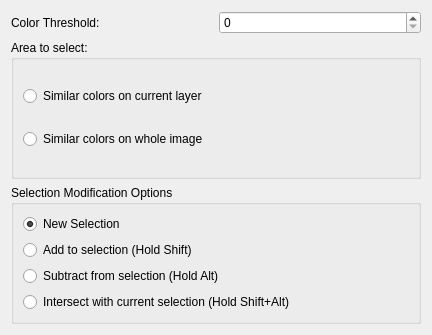
Qt form designer/FeatherSelectOptionsWidgetUi.ui (skitzycat/beedraw) before a commit.
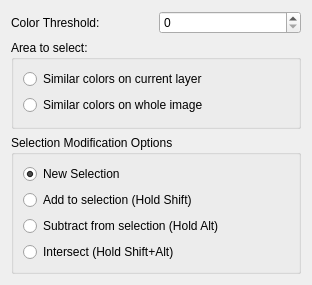
The same form after that commit.

Commit message: fixed selection display animation, trimmed down text in selection tool options dialogs

The edit to the form file:
```diff
--- a/designer/FeatherSelectOptionsWidgetUi.ui
+++ b/designer/FeatherSelectOptionsWidgetUi.ui
@@ -1,12 +1,12 @@
 <ui version="4.0" >
  <class>FeatherSelectOptions</class>
- <widget class="QWidget" name="FeatherSelectOptions" >
-  <property name="geometry" >
+ <widget class="QWidget" name="FeatherSelectOptions">
+  <property name="geometry">
    <rect>
     <x>0</x>
     <y>0</y>
-    <width>432</width>
-    <height>335</height>
+    <width>312</width>
+    <height>285</height>
    </rect>
   </property>
   <property name="windowTitle" >
@@ -88,9 +88,9 @@
        </widget>
       </item>
       <item>
-       <widget class="QRadioButton" name="intersect_selection_button" >
-        <property name="text" >
-         <string>Intersect with current selection (Hold Shift+Alt)</string>
+       <widget class="QRadioButton" name="intersect_selection_button">
+        <property name="text">
+         <string>Intersect (Hold Shift+Alt)</string>
         </property>
        </widget>
       </item>
```
Left out of the diff: 53 changed lines with no effect on the pictures. The commit also changes 4 other files.
